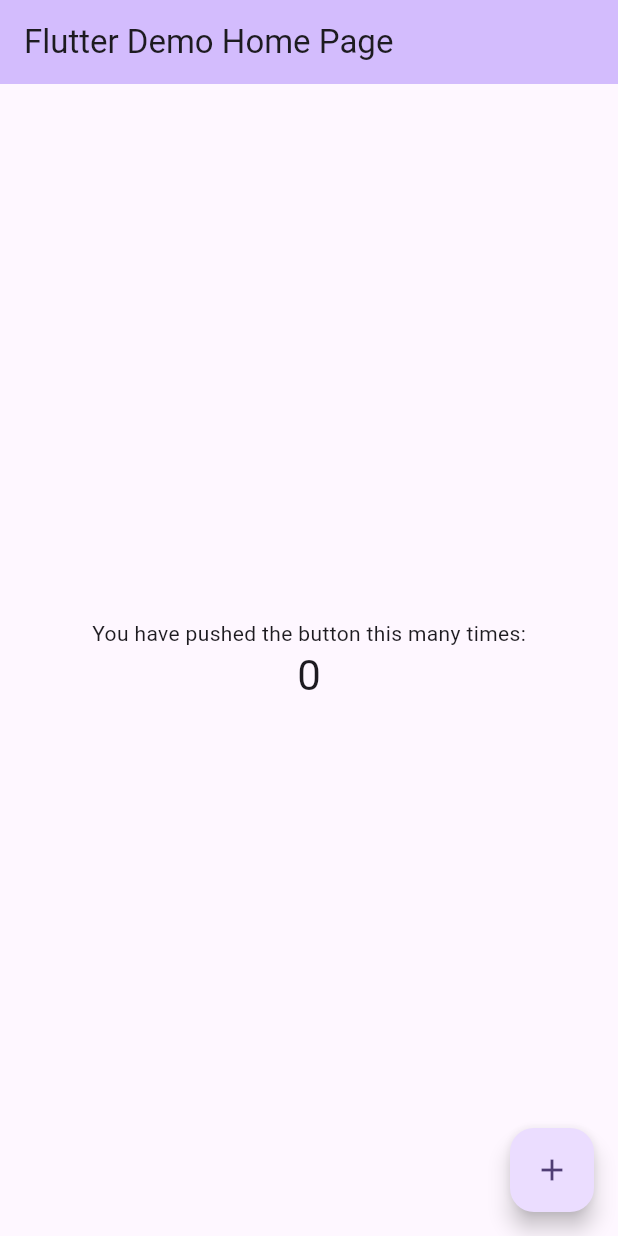
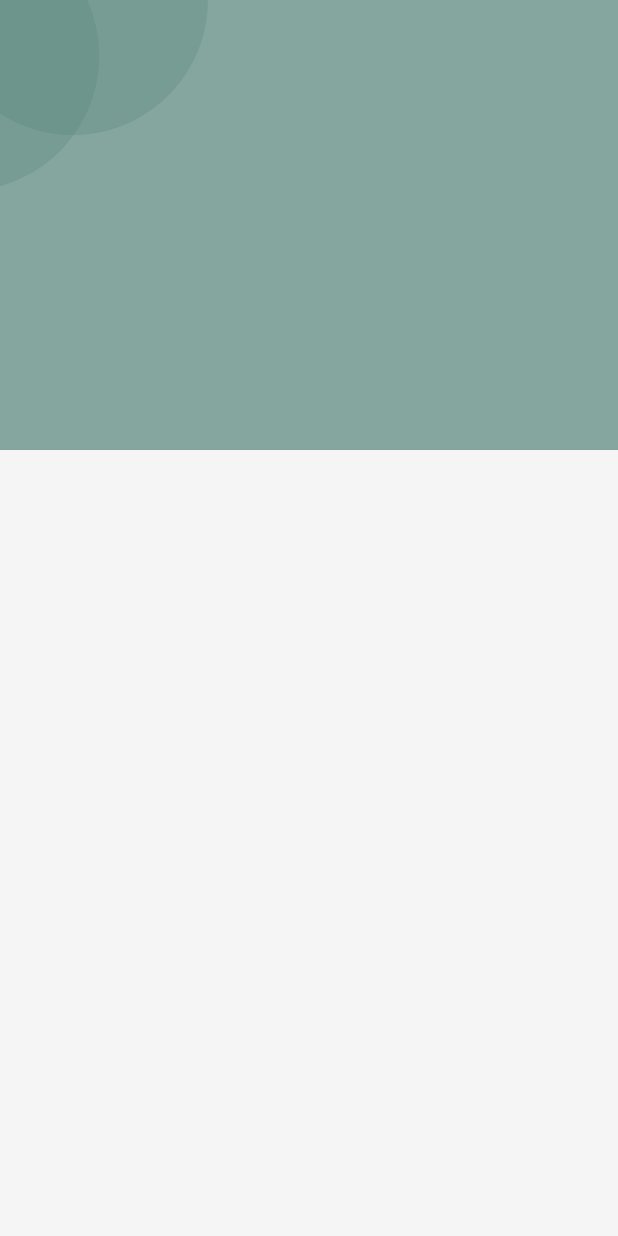
Before and after one commit to NourhanHamada/todo_app, a Flutter app: the screen it shows after launch, on a phone screen of 412 x 824 dp. Run offline on Flutter 3.47's test engine with Material 2 defaults, Android fonts, the phone set to English and light mode, and no system bars; our stand-ins replace bloc, flutter_screenutil, google_fonts.

Commit message:
splash screen

```diff
--- a/lib/main.dart
+++ b/lib/main.dart
@@ -1,6 +1,14 @@
+import 'package:bloc/bloc.dart';
 import 'package:flutter/material.dart';
+import 'package:flutter_screenutil/flutter_screenutil.dart';
+import 'package:todo_app/view/core/theme.dart';
+import 'package:todo_app/view/screens/home_screen.dart';
+import 'package:todo_app/view/screens/splash_screens.dart';
+import 'package:todo_app/view_model/cubit/bloc_observer.dart';
 
 void main() {
+  WidgetsFlutterBinding.ensureInitialized();
+  Bloc.observer = MyBlocObserver();
   runApp(const MyApp());
 }
 
@@ -10,101 +18,17 @@ class MyApp extends StatelessWidget {
   // This widget is the root of your application.
   @override
   Widget build(BuildContext context) {
-    return MaterialApp(
-      debugShowCheckedModeBanner: false,
-      theme: ThemeData(
-        colorScheme: ColorScheme.fromSeed(seedColor: Colors.deepPurple),
-        useMaterial3: true,
-      ),
-      home: const MyHomePage(title: 'Flutter Demo Home Page'),
+    return ScreenUtilInit(
+      designSize: const Size(375, 812),
+      minTextAdapt: true,
+      splitScreenMode: true,
+      builder: (BuildContext context, Widget? child) {
+        return MaterialApp(
+          debugShowCheckedModeBanner: false,
+          theme: themeData(context),
+          home: const HomeScreen(),
+        );
+      },
     );
   }
 }
-
-class MyHomePage extends StatefulWidget {
-  const MyHomePage({super.key, required this.title});
-
-  // This widget is the home page of your application. It is stateful, meaning
-  // that it has a State object (defined below) that contains fields that affect
-  // how it looks.
-
-  // This class is the configuration for the state. It holds the values (in this
-  // case the title) provided by the parent (in this case the App widget) and
-  // used by the build method of the State. Fields in a Widget subclass are
-  // always marked "final".
-
-  final String title;
-
-  @override
-  State<MyHomePage> createState() => _MyHomePageState();
-}
-
-class _MyHomePageState extends State<MyHomePage> {
-  int _counter = 0;
-
-  void _incrementCounter() {
-    setState(() {
-      // This call to setState tells the Flutter framework that something has
-      // changed in this State, which causes it to rerun the build method below
-      // so that the display can reflect the updated values. If we changed
-      // _counter without calling setState(), then the build method would not be
-      // called again, and so nothing would appear to happen.
-      _counter++;
-    });
-  }
-
-  @override
-  Widget build(BuildContext context) {
-    // This method is rerun every time setState is called, for instance as done
-    // by the _incrementCounter method above.
-    //
-    // The Flutter framework has been optimized to make rerunning build methods
-    // fast, so that you can just rebuild anything that needs updating rather
-    // than having to individually change instances of widgets.
-    return Scaffold(
-      appBar: AppBar(
-        // TRY THIS: Try changing the color here to a specific color (to
-        // Colors.amber, perhaps?) and trigger a hot reload to see the AppBar
-        // change color while the other colors stay the same.
-        backgroundColor: Theme.of(context).colorScheme.inversePrimary,
-        // Here we take the value from the MyHomePage object that was created by
-        // the App.build method, and use it to set our appbar title.
-        title: Text(widget.title),
-      ),
-      body: Center(
-        // Center is a layout widget. It takes a single child and positions it
-        // in the middle of the parent.
-        child: Column(
-          // Column is also a layout widget. It takes a list of children and
-          // arranges them vertically. By default, it sizes itself to fit its
-          // children horizontally, and tries to be as tall as its parent.
-          //
-          // Column has various properties to control how it sizes itself and
-          // how it positions its children. Here we use mainAxisAlignment to
-          // center the children vertically; the main axis here is the vertical
-          // axis because Columns are vertical (the cross axis would be
-          // horizontal).
-          //
-          // TRY THIS: Invoke "debug painting" (choose the "Toggle Debug Paint"
-          // action in the IDE, or press "p" in the console), to see the
-          // wireframe for each widget.
-          mainAxisAlignment: MainAxisAlignment.center,
-          children: <Widget>[
-            const Text(
-              'You have pushed the button this many times:',
-            ),
-            Text(
-              '$_counter',
-              style: Theme.of(context).textTheme.headlineMedium,
-            ),
-          ],
-        ),
-      ),
-      floatingActionButton: FloatingActionButton(
-        onPressed: _incrementCounter,
-        tooltip: 'Increment',
-        child: const Icon(Icons.add),
-      ), // This trailing comma makes auto-formatting nicer for build methods.
-    );
-  }
-}
--- a/lib/view/constant/assets.dart
+++ b/lib/view/constant/assets.dart
@@ -1,7 +1,8 @@
 // Logo
 
 // Images
-const String splashImage = 'assets/images/splash.svg';
+// const String splashImage = 'assets/images/splash.svg';
+const String splashImage = 'assets/images/splash.png';
 const String todoIll = 'assets/images/todo_ill.svg';
 
 // Icons
--- a/lib/view/constant/colors.dart
+++ b/lib/view/constant/colors.dart
@@ -1,5 +1,7 @@
 import 'dart:ui';
 
 const Color mainColor = Color(0xff55847A);
-Color mainColorWithOpacity = const Color(0xff55847A).withOpacity(.4);
+
+Color greenColor = const Color(0xff55847A).withOpacity(.7);
+Color lightGreenColor = const Color(0xff55847A).withOpacity(.3);
 const Color backgroundColor = Color(0xffF5F5F5);
--- /dev/null
+++ b/lib/view/core/scaffold_custom.dart
@@ -0,0 +1,43 @@
+import 'package:flutter/material.dart';
+import '../constant/colors.dart';
+
+class CircleDecor extends StatelessWidget {
+  const CircleDecor({
+    super.key,
+  });
+
+  @override
+  Widget build(BuildContext context) {
+    return Transform.rotate(
+      angle: -540,
+      // angle: 0,
+      child: Transform.translate(
+        offset: const Offset(-70, -70),
+        child: Stack(
+          alignment: Alignment.topLeft,
+          children: [
+            Container(
+              width: 180,
+              height: 180,
+              decoration: BoxDecoration(
+                shape: BoxShape.circle,
+                color: lightGreenColor,
+              ),
+            ),
+            Transform.translate(
+              offset: const Offset(-55, 60),
+              child: Container(
+                width: 180,
+                height: 180,
+                decoration: BoxDecoration(
+                  shape: BoxShape.circle,
+                  color: lightGreenColor,
+                ),
+              ),
+            ),
+          ],
+        ),
+      ),
+    );
+  }
+}
--- /dev/null
+++ b/lib/view/core/theme.dart
@@ -0,0 +1,11 @@
+import 'package:flutter/material.dart';
+import 'package:google_fonts/google_fonts.dart';
+import 'package:todo_app/view/constant/colors.dart';
+
+ThemeData themeData(context){
+  return ThemeData(
+    scaffoldBackgroundColor: backgroundColor,
+    primaryColor: mainColor,
+    textTheme: GoogleFonts.montserratTextTheme(Theme.of(context).textTheme),
+  );
+}
--- a/lib/view/screens/home_screen.dart
+++ b/lib/view/screens/home_screen.dart
@@ -0,0 +1,27 @@
+import 'package:flutter/material.dart';
+import 'package:todo_app/view/constant/colors.dart';
+import 'package:todo_app/view/core/scaffold_custom.dart';
+
+class HomeScreen extends StatelessWidget {
+  const HomeScreen({super.key});
+
+  @override
+  Widget build(BuildContext context) {
+    return Scaffold(
+      body: Column(
+        children: [
+          Stack(
+            children: [
+              Container(
+                color: greenColor,
+                width: double.infinity,
+                height: 300,
+              ),
+              const CircleDecor(),
+            ],
+          ),
+        ],
+      ),
+    );
+  }
+}
```
Also changed, not shown: lib/view/constant/extension.dart (+17 -0 lines), lib/view/screens/splash_screens.dart (+64 -0 lines), lib/view/widgets/main_button.dart (added, +36 -0 lines), lib/view_model/cubit/bloc_observer.dart (+29 -0 lines), assets/images/splash.png (added), 3 other files.
